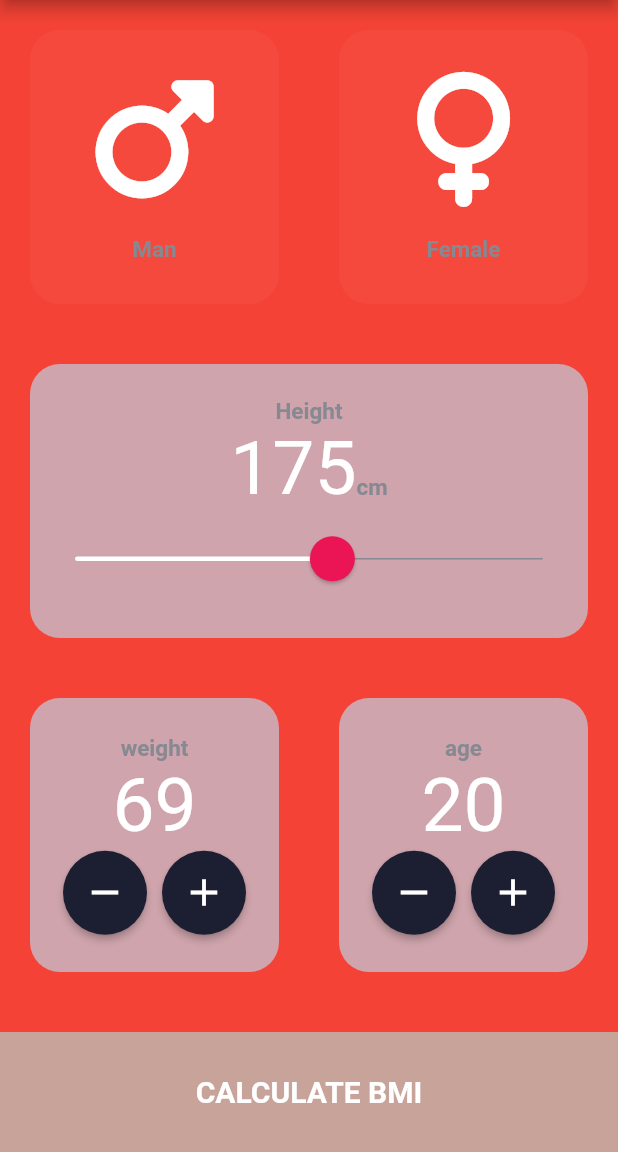
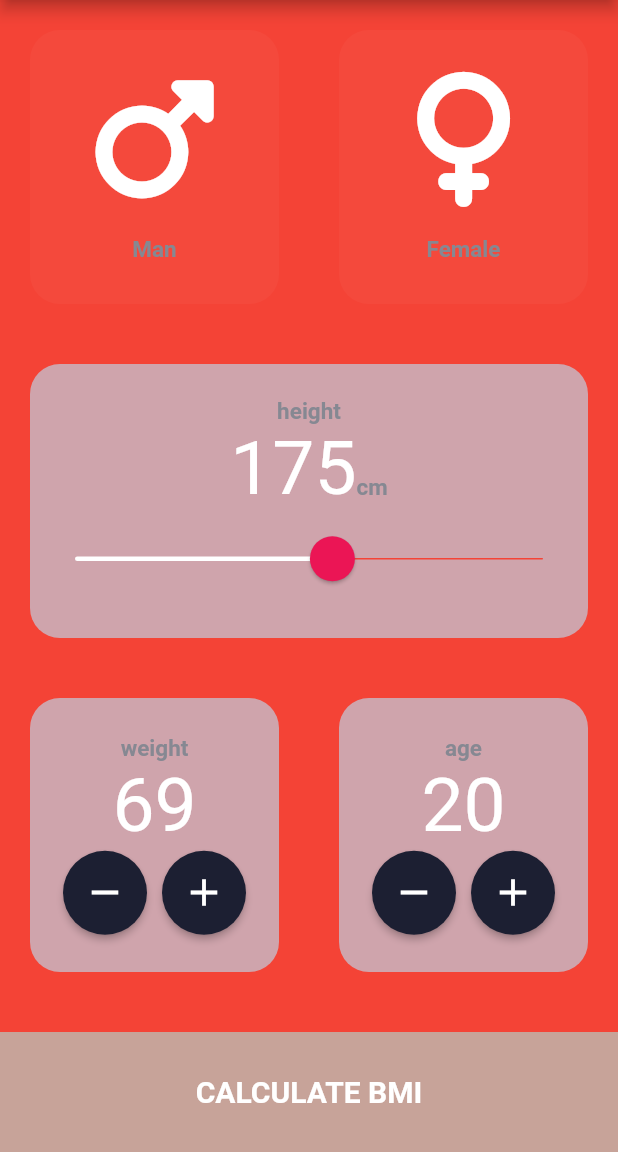
Before and after one commit to HeratUni-CS/bmi-calculator-Hadafmand1, a Flutter app: the screen it shows after launch, after a tap on the "remove" icon, on a phone screen of 412 x 824 dp, the part 84-1236 px from its top. Run offline on Flutter 3.47's test engine with Material 2 defaults, Android fonts, the phone set to English and light mode, and no system bars; our stand-ins replace font_awesome_flutter.

Commit message:
last commit

```diff
--- a/lib/input_file.dart
+++ b/lib/input_file.dart
@@ -59,7 +59,7 @@ class _InputPageState extends State<InputPage> {
               child: Column(
                 mainAxisAlignment: MainAxisAlignment.center,
                 children: [
-                  Text("Height",style: KLabelstyle,
+                  Text("height",style: KLabelstyle,
                   ),
                   Row(
                     mainAxisAlignment: MainAxisAlignment.center,
@@ -79,7 +79,7 @@ class _InputPageState extends State<InputPage> {
                       thumbShape: RoundSliderThumbShape(enabledThumbRadius: 15),
                       overlayShape: RoundSliderOverlayShape(overlayRadius: 30),
                       activeTrackColor: Colors.white,
-                      inactiveTrackColor: Color(0xFF888993),
+                      inactiveTrackColor: Colors.red,
                       thumbColor: Color(0xFFEB1555),
                       overlayColor: Color(0x27EB1555),
                     ),
```
